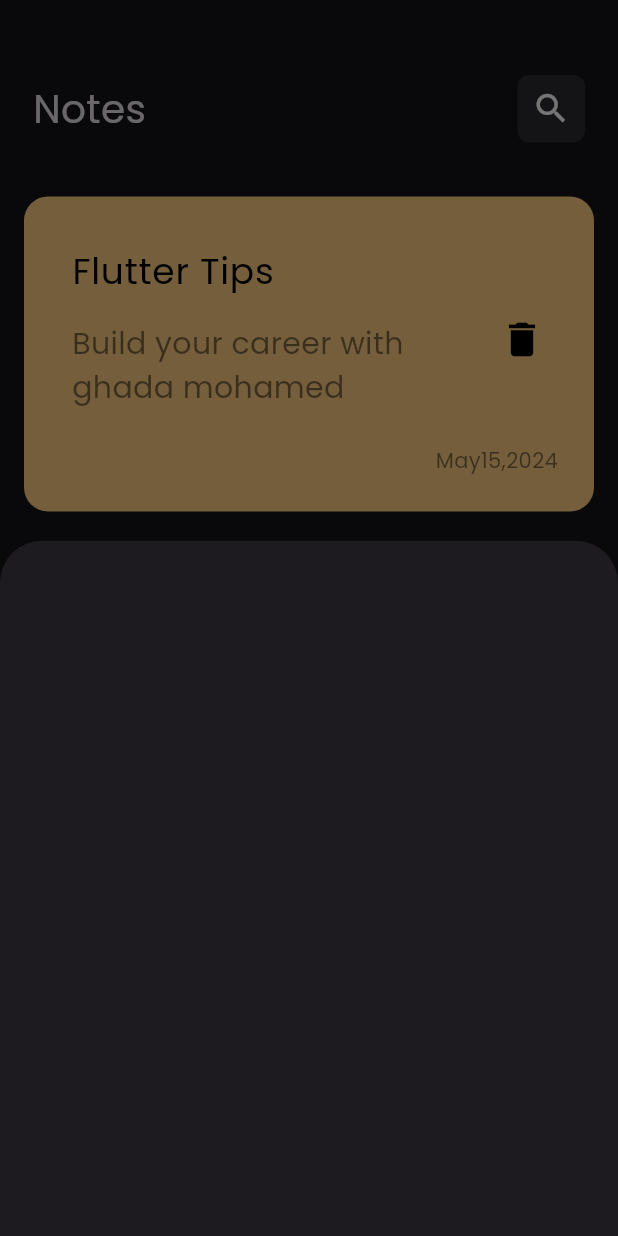
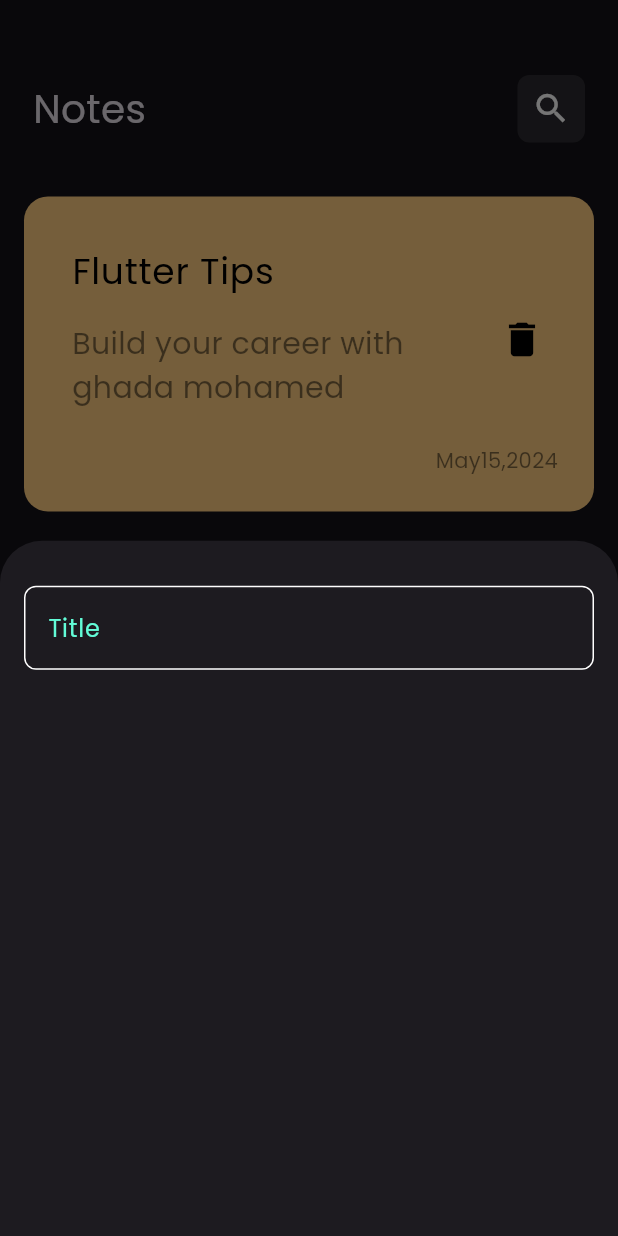
Before and after one commit to Ghada-Mohamed-Khalaf/notes_app, a Flutter app: the screen it shows after launch, after a tap on the "add" icon, on a phone screen of 412 x 824 dp. Run offline on Flutter 3.47's test engine with Material 3 defaults, Android fonts, the phone set to English and light mode, and no system bars.

Commit message:
create custom field

```diff
--- /dev/null
+++ b/lib/views/widgets/constant.dart
@@ -0,0 +1,2 @@
+import 'package:flutter/material.dart';
+const KPrimaryColor = Color(0xff62FCD7);
--- /dev/null
+++ b/lib/views/widgets/custom_text_field.dart
@@ -0,0 +1,36 @@
+import 'package:flutter/material.dart';
+import 'package:notes_app/views/widgets/constant.dart';
+
+class CustomTextField extends StatelessWidget {
+  const CustomTextField({super.key});
+
+  @override
+  Widget build(BuildContext context) {
+    return TextField(
+      cursorColor: KPrimaryColor,
+      decoration: InputDecoration(
+        hintText: "Title",
+          hintStyle:TextStyle(
+            color: KPrimaryColor,
+          ) ,
+
+          border: buildBorder(),
+      enabledBorder: buildBorder(),
+        focusedBorder: buildBorder(KPrimaryColor),
+
+
+      ),
+    );
+  }
+
+  OutlineInputBorder buildBorder([color]) {
+    return OutlineInputBorder(
+      borderRadius: BorderRadius.circular(
+          8,
+      ),
+          borderSide: const BorderSide(
+            color: Colors.white
+          ),
+    );
+  }
+}
--- a/lib/views/widgets/note_bottom_sheet.dart
+++ b/lib/views/widgets/note_bottom_sheet.dart
@@ -1,16 +1,21 @@
 import 'package:flutter/material.dart';
+import 'package:notes_app/views/widgets/custom_text_field.dart';
 
 class AddNoteBottomSheet extends StatelessWidget {
   const AddNoteBottomSheet({super.key});
 
   @override
   Widget build(BuildContext context) {
-    return  Container(
-      decoration: BoxDecoration(
-      borderRadius: BorderRadius.circular(16),
-    ),
+    return  Padding(
+      padding: const EdgeInsets.symmetric(horizontal: 16),
+      child: Column(
+        children: [
+          SizedBox(height: 30,),
+          CustomTextField(),
 
-      );
+        ],
+      ),
+    );
 
 
   }
```
